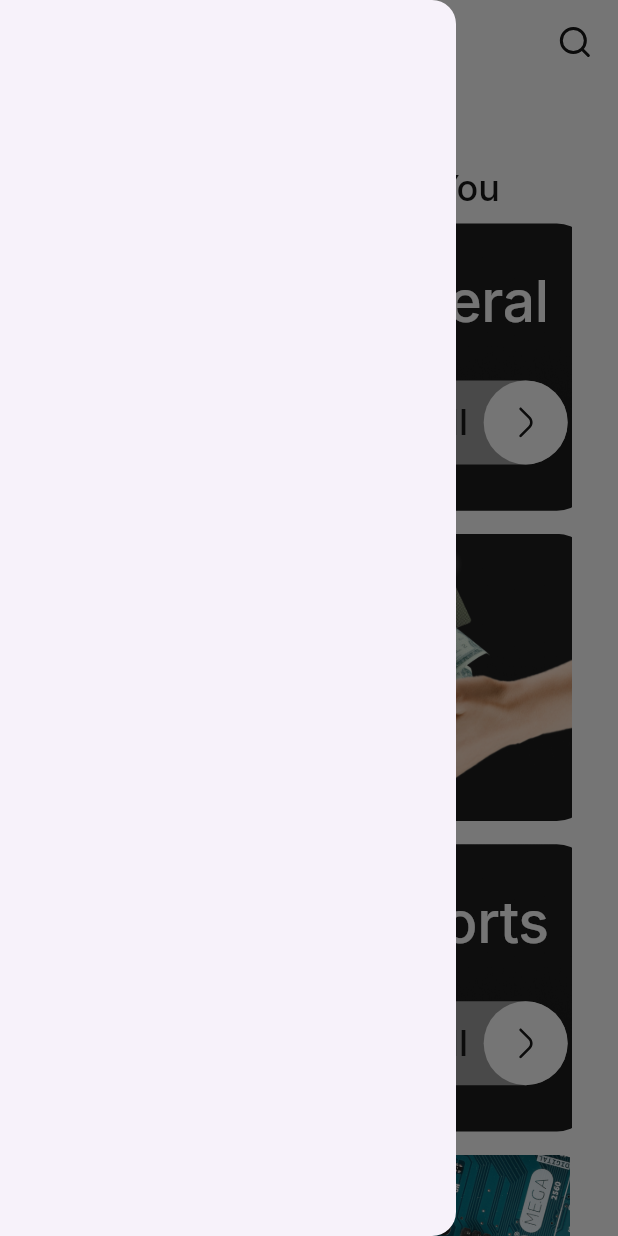
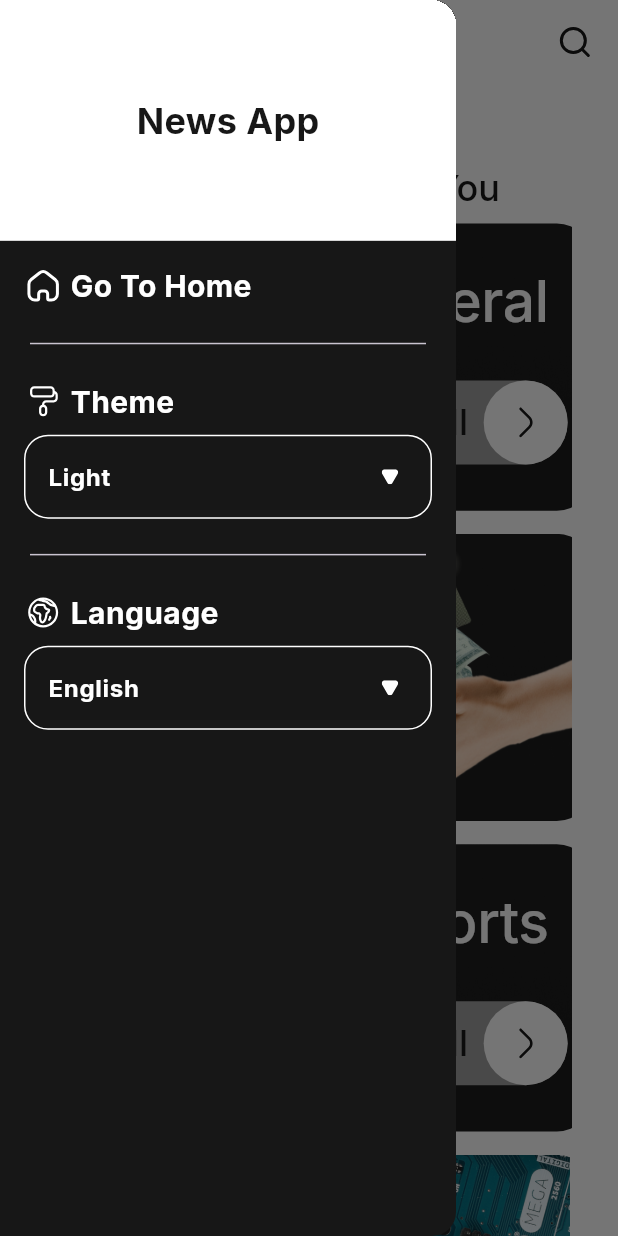
Before and after one commit to AhmedWalied26/News_App, a Flutter app: the screen it shows after launch, with the side drawer open, on a phone screen of 412 x 824 dp. Run offline on Flutter 3.47's test engine with Material 3 defaults, Android fonts, the phone set to English and light mode, and no system bars; our stand-ins replace cached_network_image, easy_localization, flutter_screenutil, flutter_svg, google_fonts.

Commit message:
feat(settings): implement drawer UI and theme/language dropdowns

```diff
--- a/lib/ui/home/category_fragment/category_item.dart
+++ b/lib/ui/home/category_fragment/category_item.dart
@@ -1,3 +1,4 @@
+import 'package:easy_localization/easy_localization.dart';
 import 'package:flutter/material.dart';
 import 'package:flutter_screenutil/flutter_screenutil.dart';
 import 'package:flutter_svg/svg.dart';
@@ -42,8 +43,20 @@ class CategoryItem extends StatelessWidget {
             ),
             Container(
               padding: .directional(
-                start: isEven ? 16.w : 0,
-                end: !isEven ? 16.w : 0,
+                start: context.locale.languageCode == 'en'
+                    ? isEven
+                          ? 16.w
+                          : 0
+                    : !isEven
+                    ? 16.w
+                    : 0,
+                end: context.locale.languageCode == 'ar'
+                    ? isEven
+                          ? 16.w
+                          : 0
+                    : !isEven
+                    ? 16.w
+                    : 0,
               ),
               decoration: BoxDecoration(
                 borderRadius: .circular(84),
--- /dev/null
+++ b/lib/ui/home/drawer/drawer_body.dart
@@ -0,0 +1,41 @@
+import 'package:easy_localization/easy_localization.dart';
+import 'package:flutter/material.dart';
+import 'package:flutter_screenutil/flutter_screenutil.dart';
+import 'package:news_app/ui/home/drawer/widgets/divider_item.dart';
+import 'package:news_app/ui/home/drawer/widgets/drawer_item.dart';
+import 'package:news_app/ui/home/drawer/widgets/drop_down_item.dart';
+import 'package:news_app/utils/app_assets.dart';
+import 'package:news_app/utils/app_colors.dart';
+import 'package:news_app/utils/app_styles.dart';
+
+class DrawerBody extends StatelessWidget {
+  final VoidCallback onTap;
+  const DrawerBody({super.key, required this.onTap});
+
+  @override
+  Widget build(BuildContext context) {
+    return Column(
+      children: [
+        Container(
+          height: 166.h,
+          alignment: .center,
+          color: AppColors.whiteColor,
+          child: Text('news_app'.tr(), style: AppStyles.bold24Black),
+        ),
+        SizedBox(height: 16.h),
+        InkWell(
+          onTap: onTap,
+          child: DrawerItem(imageIcon: AppAssets.homeIcon, title: 'Go To Home'),
+        ),
+        DividerItem(),
+        DrawerItem(imageIcon: AppAssets.themeIcon, title: 'Theme'),
+        SizedBox(height: 8.h),
+        DropDownItem(isDropTheme: true),
+        DividerItem(),
+        DrawerItem(imageIcon: AppAssets.languageIcon, title: 'Language'),
+        SizedBox(height: 8.h),
+        DropDownItem(),
+      ],
+    );
+  }
+}
--- /dev/null
+++ b/lib/ui/home/drawer/widgets/divider_item.dart
@@ -0,0 +1,10 @@
+import 'package:flutter/material.dart';
+
+class DividerItem extends StatelessWidget {
+  const DividerItem({super.key});
+
+  @override
+  Widget build(BuildContext context) {
+    return Divider(indent: 20, endIndent: 20, height: 48);
+  }
+}
--- /dev/null
+++ b/lib/ui/home/drawer/widgets/drawer_item.dart
@@ -0,0 +1,24 @@
+import 'package:flutter/material.dart';
+import 'package:flutter_screenutil/flutter_screenutil.dart';
+import 'package:flutter_svg/svg.dart';
+import 'package:news_app/utils/app_styles.dart';
+
+class DrawerItem extends StatelessWidget {
+  final String imageIcon;
+  final String title;
+  const DrawerItem({super.key, required this.imageIcon, required this.title});
+
+  @override
+  Widget build(BuildContext context) {
+    return Padding(
+      padding: EdgeInsetsDirectional.symmetric(horizontal: 16.w),
+      child: Row(
+        spacing: 6.w,
+        children: [
+          SvgPicture.asset(imageIcon),
+          Text(title, style: AppStyles.bold20White),
+        ],
+      ),
+    );
+  }
+}
--- /dev/null
+++ b/lib/ui/home/drawer/widgets/drop_down_item.dart
@@ -0,0 +1,70 @@
+import 'package:easy_localization/easy_localization.dart';
+import 'package:flutter/material.dart';
+import 'package:flutter_svg/svg.dart';
+import 'package:news_app/utils/app_assets.dart';
+import 'package:news_app/utils/app_colors.dart';
+import 'package:news_app/utils/app_styles.dart';
+
+class DropDownItem extends StatelessWidget {
+  final bool isDropTheme;
+  const DropDownItem({super.key, this.isDropTheme = false});
+
+  @override
+  Widget build(BuildContext context) {
+    return Padding(
+      padding: EdgeInsets.symmetric(horizontal: 16),
+      child: DropdownMenu(
+        trailingIcon: SvgPicture.asset(AppAssets.dropDownIcon),
+        selectedTrailingIcon: SvgPicture.asset(AppAssets.dropDownIcon),
+        inputDecorationTheme: InputDecorationTheme(
+          filled: true,
+          fillColor: Colors.transparent,
+
+          border: OutlineInputBorder(
+            borderRadius: BorderRadius.circular(16),
+            borderSide: const BorderSide(color: Colors.white),
+          ),
+
+          enabledBorder: OutlineInputBorder(
+            borderRadius: BorderRadius.circular(16),
+            borderSide: const BorderSide(color: Colors.white),
+          ),
+
+          focusedBorder: OutlineInputBorder(
+            borderRadius: BorderRadius.circular(16),
+            borderSide: const BorderSide(color: Colors.white),
+          ),
+        ),
+        menuStyle: MenuStyle(
+          minimumSize: WidgetStatePropertyAll(Size(270, 0)),
+          maximumSize: const WidgetStatePropertyAll(Size(270, double.infinity)),
+          backgroundColor: WidgetStatePropertyAll(AppColors.whiteColor),
+          elevation: const WidgetStatePropertyAll(8),
+          shape: WidgetStatePropertyAll(
+            RoundedRectangleBorder(borderRadius: BorderRadius.circular(12)),
+          ),
+        ),
+        onSelected: (value) {
+          if (value == 'en') {
+            context.setLocale(Locale('en'));
+          } else {
+            context.setLocale(Locale('ar'));
+          }
+        },
+        width: .infinity,
+        textStyle: AppStyles.bold16White,
+        initialSelection: isDropTheme ? 'light' : context.locale.languageCode,
+        dropdownMenuEntries: [
+          DropdownMenuEntry(
+            value: isDropTheme ? 'light' : 'en',
+            label: isDropTheme ? 'Light' : 'English',
+          ),
+          DropdownMenuEntry(
+            value: isDropTheme ? 'dark' : 'ar',
+            label: isDropTheme ? 'Dark' : 'Arabic',
+          ),
+        ],
+      ),
+    );
+  }
+}
--- a/lib/ui/home/home_view.dart
+++ b/lib/ui/home/home_view.dart
@@ -4,6 +4,7 @@ import 'package:flutter_svg/svg.dart';
 import 'package:news_app/api/model/category/category_model.dart';
 import 'package:news_app/ui/home/category_details/category_details.dart';
 import 'package:news_app/ui/home/category_fragment/category_fragment.dart';
+import 'package:news_app/ui/home/drawer/drawer_body.dart';
 import 'package:news_app/utils/app_assets.dart';
 import 'package:news_app/utils/app_colors.dart';
 
@@ -18,7 +19,16 @@ class _HomeViewState extends State<HomeView> {
   @override
   Widget build(BuildContext context) {
     return Scaffold(
-      drawer: Drawer(),
+      drawer: Drawer(
+        backgroundColor: AppColors.blackColor,
+        child: DrawerBody(
+          onTap: () {
+            selectedCategory = null;
+            setState(() {});
+            Navigator.pop(context);
+          },
+        ),
+      ),
       appBar: AppBar(
         title: Text(
           selectedCategory == null ? 'Home' : selectedCategory!.title,
```
Also changed, not shown: 1 other file.
